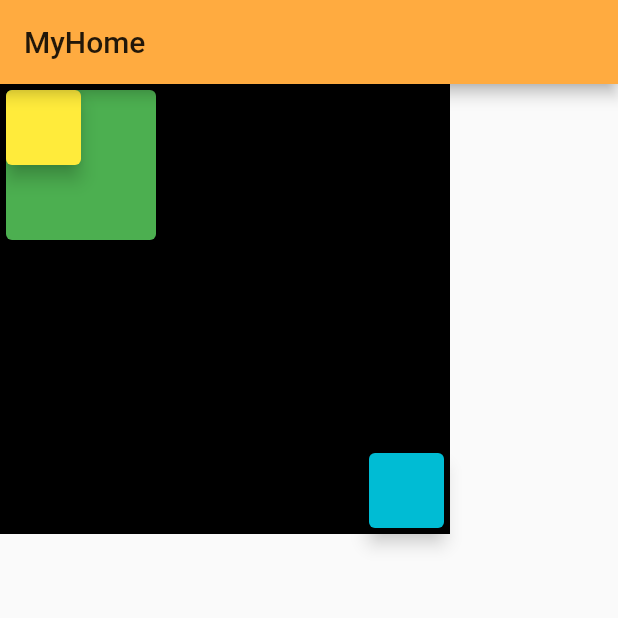
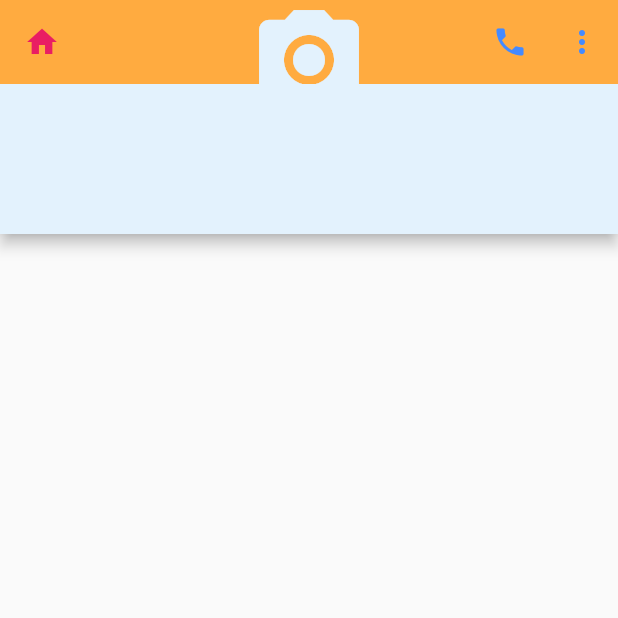
Before and after one commit to sumyathtarwai/code-flutter, a Flutter app: the screen it shows after launch, on a phone screen of 412 x 824 dp, the top half of it. Run offline on Flutter 3.47's test engine with Material 2 defaults, Android fonts, the light colour scheme and no system bars.

Commit message:
added another page with flexibleSpace

```diff
--- a/flutter/ui_building/lib/main.dart
+++ b/flutter/ui_building/lib/main.dart
@@ -1,5 +1,5 @@
 import 'package:flutter/material.dart';
-import 'ui/home_page.dart';
+import 'package:ui_building/ui/another_home.dart';
 
 void main() => runApp(MyApp());
 
@@ -8,7 +8,7 @@ class MyApp extends StatelessWidget {
   Widget build(BuildContext context) {
     return MaterialApp(
       theme: ThemeData(primaryColor: Colors.orangeAccent),
-      home: MyHome(),
+      home: AnotherHome(),
     );
   }
 }
--- /dev/null
+++ b/flutter/ui_building/lib/ui/another_home.dart
@@ -0,0 +1,56 @@
+import 'package:flutter/material.dart';
+
+class AnotherHome extends StatelessWidget {
+  @override
+  Widget build(BuildContext context) {
+    var home = IconButton(
+      icon: Icon(
+        Icons.home,
+        color: Colors.pink,
+      ),
+      onPressed: () => print('home click'),
+    );
+    var phone = IconButton(
+      icon: Icon(
+        Icons.phone,
+        color: Colors.blueAccent,
+      ),
+      onPressed: () => print('Phone click'),
+    );
+    var move = IconButton(
+      icon: Icon(
+        Icons.more_vert,
+        color: Colors.blueAccent,
+      ),
+      onPressed: () => print('Move click'),
+    );
+
+    return Scaffold(
+      appBar: AppBar(
+        leading: home,
+        actions: <Widget>[
+          phone,
+          move,
+        ],
+        flexibleSpace: SafeArea(
+          child: Icon(
+            Icons.photo_camera,
+            size: 80.0,
+            color: Colors.blue.shade50,
+          ),
+        ),
+        bottom: PreferredSize(
+          preferredSize: Size.fromHeight(
+            100.0,
+          ),
+          child: Container(
+            color: Colors.blue.shade50,
+            width: double.infinity,
+            height: 100.0,
+          ),
+        ),
+      ),
+      body: Container(),
+    );
+  }
+}
```
